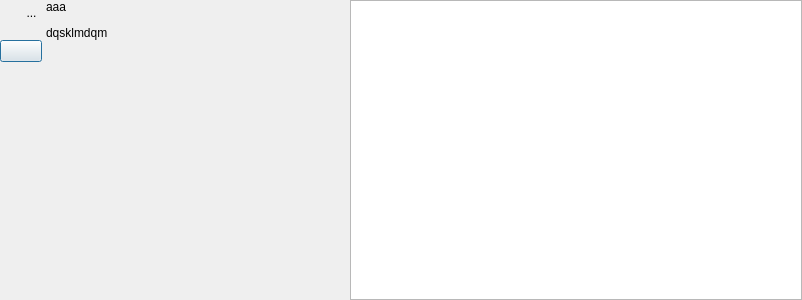
Qt form UiQT5/desWidgetMatrice.ui (SalomePlatform/eficas_tools) before a commit.
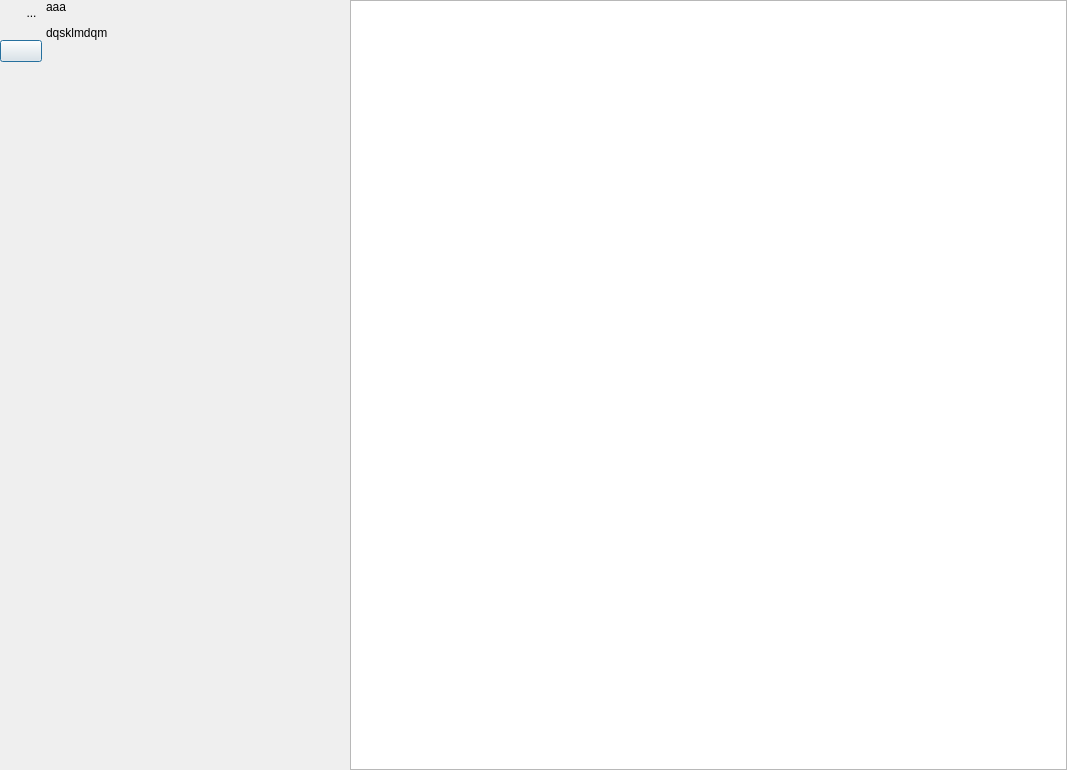
The same form after that commit. Icons and pictures are not drawn. Custom widgets are drawn as their Qt base class.

Patch:
```diff
--- a/UiQT5/desWidgetMatrice.ui
+++ b/UiQT5/desWidgetMatrice.ui
@@ -6,8 +6,8 @@
    <rect>
     <x>0</x>
     <y>0</y>
-    <width>802</width>
-    <height>300</height>
+    <width>1067</width>
+    <height>770</height>
    </rect>
   </property>
   <property name="windowTitle">
```
Left out of the diff: 14 changed lines with no effect on the pictures.
